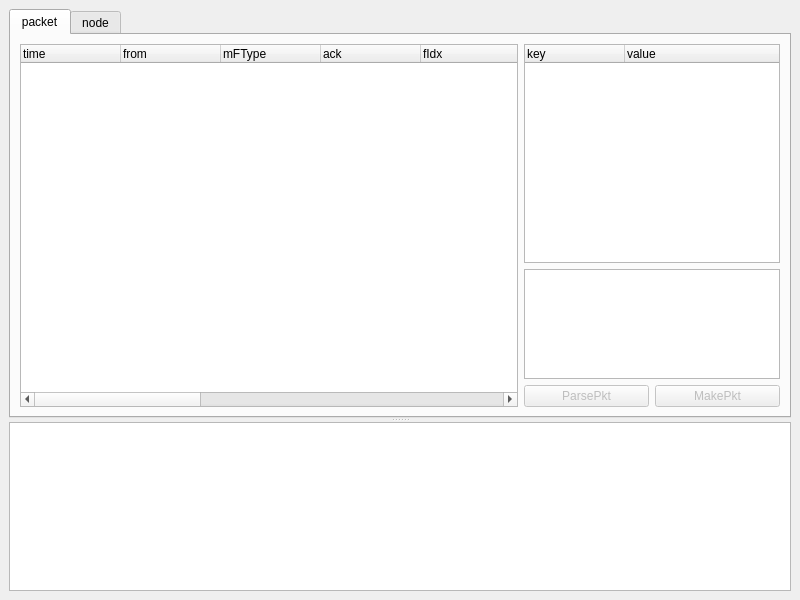
First picture: the form in mainwindow.ui, repository zaazbb/YM001NetworkAnalyzer, before the edit.
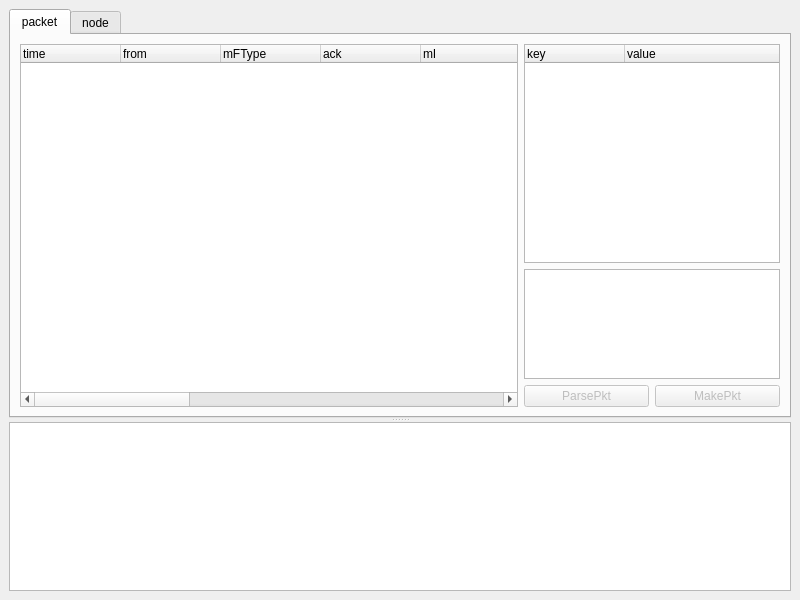
Second picture: the form after the edit.

What changed in the file:
```diff
--- a/mainwindow.ui
+++ b/mainwindow.ui
@@ -68,7 +68,7 @@
            </column>
            <column>
             <property name="text">
-             <string>fIdx</string>
+             <string>mI</string>
             </property>
            </column>
            <column>
@@ -98,7 +98,7 @@
            </column>
            <column>
             <property name="text">
-             <string>fIdx</string>
+             <string>nI</string>
             </property>
            </column>
            <column>
@@ -111,6 +111,11 @@
              <string>routeLst</string>
             </property>
            </column>
+           <column>
+            <property name="text">
+             <string>aI</string>
+            </property>
+           </column>
            <column>
             <property name="text">
              <string>aDUI</string>
```
